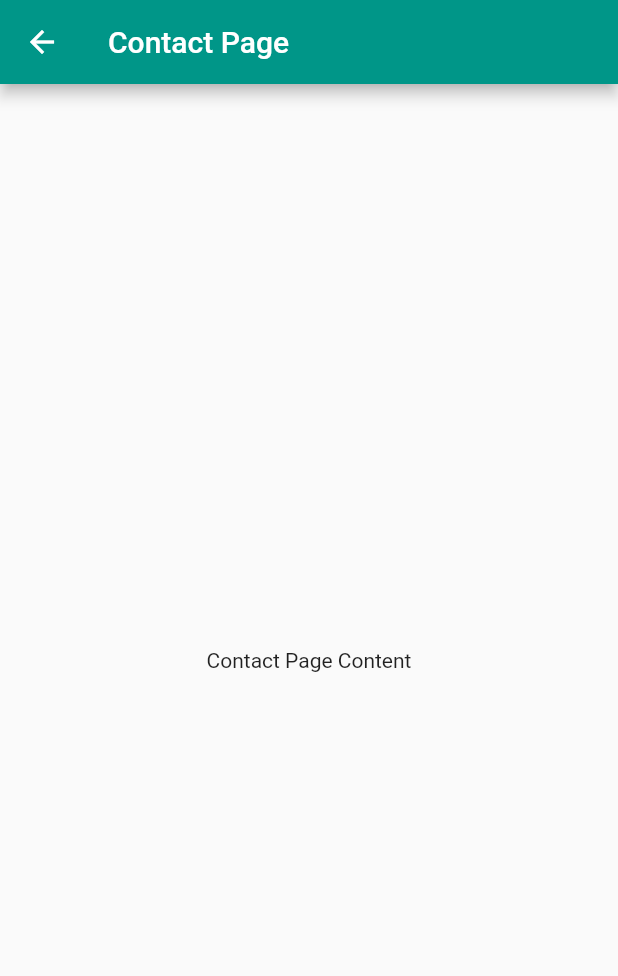
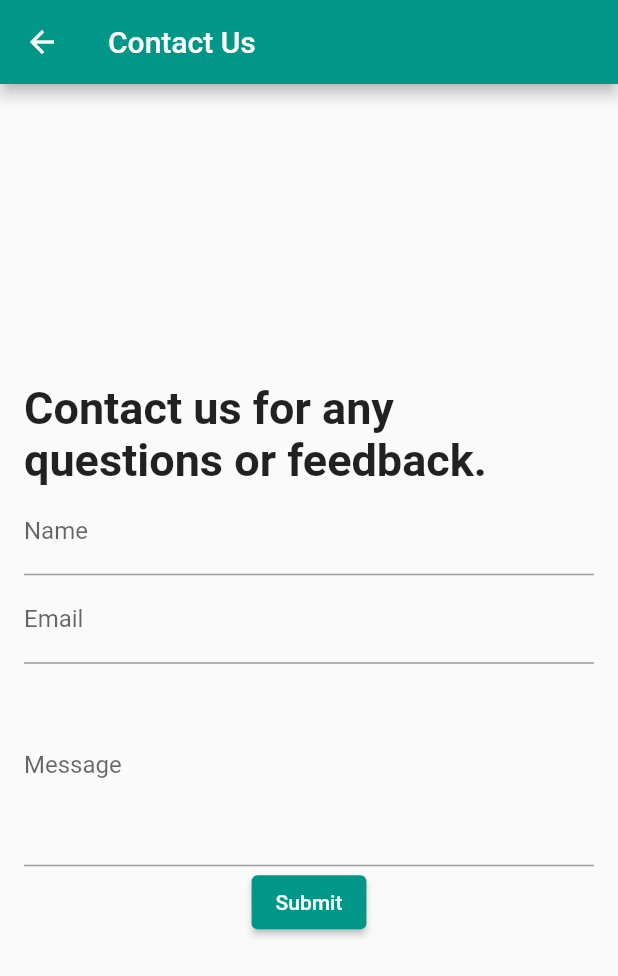
Before and after one commit to Kumail-Raza-Bangash/k-todo, a Flutter app: the ContactPage screen opened directly, on a phone screen of 412 x 824 dp. Shown: the top 976 px of the screen. Run offline on Flutter 3.47's test engine with Material 2 defaults, Android fonts, the phone set to English and light mode, and no system bars; our stand-ins replace equatable.

Commit message:
Contact Us Page update 1

```diff
--- a/lib/pages/contact_page.dart
+++ b/lib/pages/contact_page.dart
@@ -1,15 +1,63 @@
-
 import 'package:flutter/material.dart';
 
-class ContactPage extends StatelessWidget {
+class ContactPage extends StatefulWidget {
+  @override
+  _ContactPageState createState() => _ContactPageState();
+}
+
+class _ContactPageState extends State<ContactPage> {
   @override
   Widget build(BuildContext context) {
     return Scaffold(
       appBar: AppBar(
-        title: Text('Contact Page'),
+        title: Text('Contact Us'),
       ),
-      body: Center(
-        child: Text('Contact Page Content'),
+      body: Padding(
+        padding: const EdgeInsets.all(16.0),
+        child: Center(
+          child: Column(
+            mainAxisAlignment: MainAxisAlignment.center,
+            crossAxisAlignment: CrossAxisAlignment.center,
+            children: [
+              // Simple text
+              Text(
+                'Contact us for any questions or feedback.',
+                style: TextStyle(fontSize: 30, fontWeight: FontWeight.bold,),
+              ),
+              // Contact form
+              Form(
+                child: Column(
+                  children: [
+                    // Name field
+                    TextFormField(
+                      decoration: InputDecoration(
+                        labelText: 'Name',
+                      ),
+                    ),
+                    // Email field
+                    TextFormField(
+                      decoration: InputDecoration(
+                        labelText: 'Email',
+                      ),
+                    ),
+                    // Message field
+                    TextFormField(
+                      decoration: InputDecoration(
+                        labelText: 'Message',
+                      ),
+                      maxLines: 5,
+                    ),
+                    // Submit button
+                    ElevatedButton(
+                      onPressed: () {},
+                      child: Text('Submit'),
+                    ),
+                  ],
+                ),
+              ),
+            ],
+          ),
+        ),
       ),
     );
   }
--- a/pubspec.yaml
+++ b/pubspec.yaml
@@ -38,6 +38,7 @@ dependencies:
   uuid: ^4.0.0
   provider: ^6.0.5
   equatable: ^2.0.5
+  animated_text_kit: ^4.2.2
 
 dev_dependencies:
   flutter_test:
```
Also changed, not shown: pubspec.lock.
